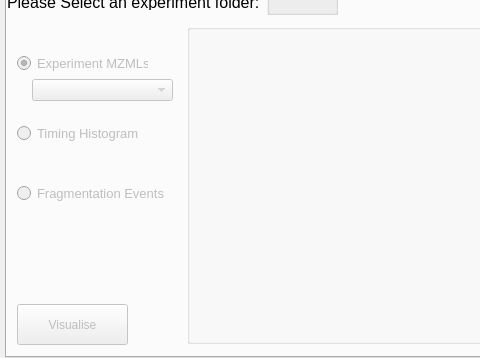
First picture: the form in vimmsVisualisedGUI/VisualisePage.ui, repository Adam-Tem/vimmsVisualised, before the edit; both pictures show x 0 to 480 and y 142 to 500 of the 600 by 500 pixel window.
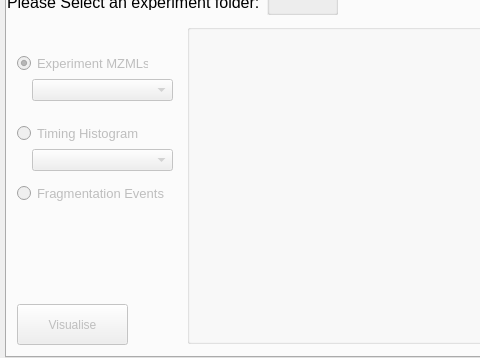
Second picture: the form after the edit. The open tabs and pages were chosen to show the change.

Commit message: Pkl combo box added and default styling changed.

```diff
--- a/vimmsVisualisedGUI/VisualisePage.ui
+++ b/vimmsVisualisedGUI/VisualisePage.ui
@@ -395,6 +395,19 @@
       <string>Visualise</string>
      </property>
     </widget>
+    <widget class="QComboBox" name="ExpPklComboBox">
+     <property name="enabled">
+      <bool>false</bool>
+     </property>
+     <property name="geometry">
+      <rect>
+       <x>25</x>
+       <y>165</y>
+       <width>141</width>
+       <height>22</height>
+      </rect>
+     </property>
+    </widget>
    </widget>
   </widget>
   <zorder>VisualisationTabs</zorder>
```
The commit also changes 14 other files.
